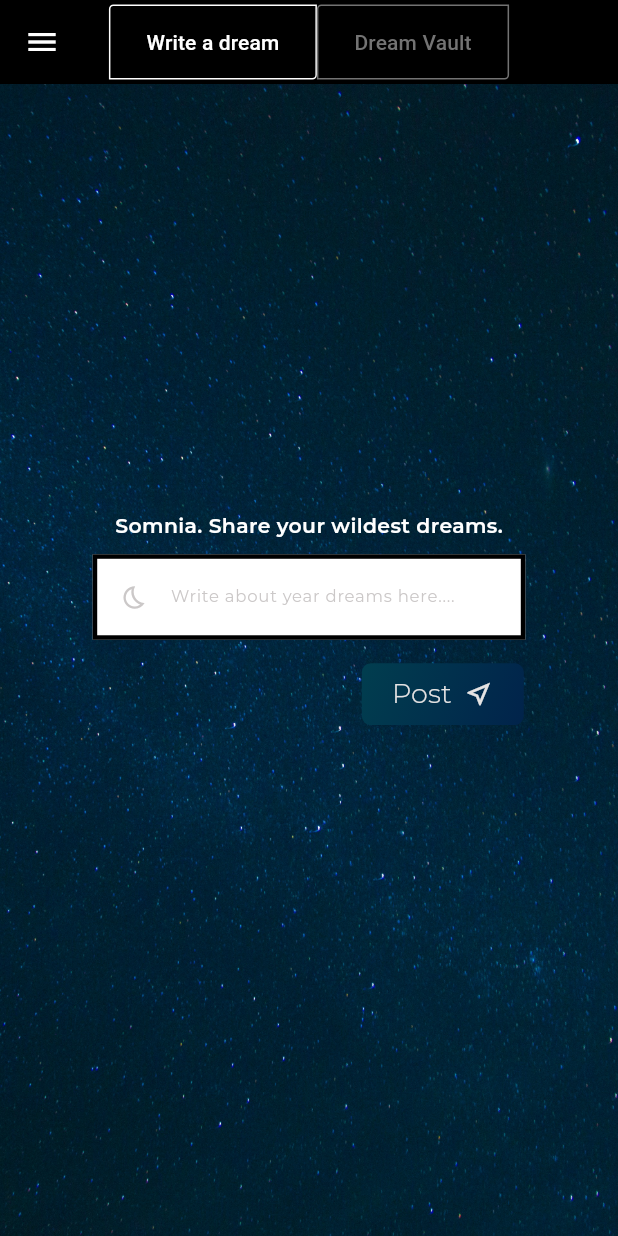
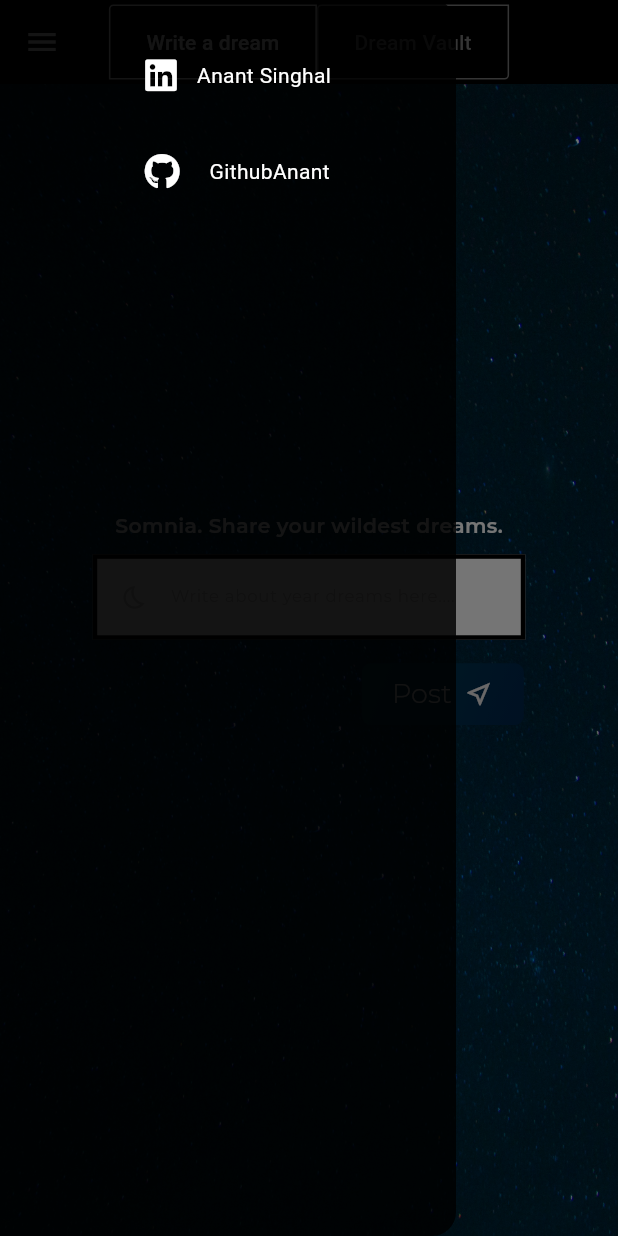
Before and after one commit to GithubAnant/Somnia, a Flutter app: the screen it shows after launch, after a tap on the "menu" icon, on a phone screen of 412 x 824 dp. Run offline on Flutter 3.47's test engine with Material 3 defaults, Android fonts, the phone set to English and light mode, and no system bars; our stand-ins replace font_awesome_flutter; project files that could hold a hidden picture were left out.

Commit message:
links added to sidebar

```diff
--- a/lib/appbar_button.dart
+++ b/lib/appbar_button.dart
@@ -1,5 +1,3 @@
-
-
 import 'package:flutter/material.dart';
 
 class AppBarButton extends StatelessWidget {
--- /dev/null
+++ b/lib/drawer_sidebar.dart
@@ -0,0 +1,66 @@
+import 'package:flutter/material.dart';
+import 'package:font_awesome_flutter/font_awesome_flutter.dart';
+import 'package:url_launcher/url_launcher.dart';
+
+class DrawerSidebar extends StatelessWidget {
+  const DrawerSidebar({super.key});
+
+  Future<void> _launchURL(String url) async {
+    final Uri uri = Uri.parse(url);
+    if (!await launchUrl(uri, mode: LaunchMode.externalApplication)) {
+      throw Exception('Could not launch $url');
+    }
+  }
+
+  @override
+  Widget build(BuildContext context) {
+    return Drawer(
+      backgroundColor: Color.fromRGBO(0, 0, 0, 0.827),
+      child: Center(
+        child: Column(
+          children: [
+            Container(
+              margin: EdgeInsets.only(top: 26, bottom: 8, left: 8, right: 8),
+              child: Row(
+                mainAxisAlignment: MainAxisAlignment.center,
+                children: [
+                  IconButton(
+                    onPressed: () {
+                      _launchURL(
+                        'https://www.linkedin.com/in/anant-singhal-linkdn/',
+                      );
+                    },
+                    icon: FaIcon(
+                      FontAwesomeIcons.linkedin,
+                      color: Colors.white,
+                    ),
+                  ),
+
+                  Text('Anant Singhal', style: TextStyle(color: Colors.white)),
+
+                ],
+              ),
+            ),
+
+            Container(
+              margin: EdgeInsets.all(8),
+              child: Row(
+                mainAxisAlignment: MainAxisAlignment.center,
+                children: [
+                  IconButton(
+                    onPressed: () {
+                      _launchURL('https://github.com/GithubAnant');
+                    },
+                    icon: FaIcon(FontAwesomeIcons.github, color: Colors.white),
+                  ),
+
+                  Text('  GithubAnant', style: TextStyle(color: Colors.white)),
+                ],
+              ),
+            ),
+          ],
+        ),
+      ),
+    );
+  }
+}
--- a/lib/write.dart
+++ b/lib/write.dart
@@ -1,7 +1,7 @@
-
 
 import 'package:flutter/material.dart';
 import 'package:somnia/appbar_button.dart';
+import 'package:somnia/drawer_sidebar.dart';
 import 'package:somnia/read.dart';
 import 'package:somnia/stack_write.dart';
 
@@ -23,13 +23,20 @@ class _WriteState extends State<Write> {
     return Scaffold(
       extendBodyBehindAppBar: true,
       appBar: AppBar(
-        leading: IconButton(
-          onPressed: () {},
-          icon: const Icon(Icons.menu),
-          color: Colors.white,
+        leading: Builder(
+          builder: (context) {
+            return IconButton(
+              onPressed: () {
+                Scaffold.of(context).openDrawer();
+              },
+              icon: const Icon(Icons.menu),
+              color: Colors.white,
+            );
+          }
         ),
         backgroundColor: const Color.fromARGB(255, 0, 0, 0),
         elevation: 0,
+
         title: Row(
           mainAxisSize: MainAxisSize.min,
           children: [
@@ -51,6 +58,8 @@ class _WriteState extends State<Write> {
         centerTitle: true,
       ),
 
+      drawer: DrawerSidebar(),
+
       body: const StackSomniaWrite(),
     );
   }
```
Also changed, not shown: lib/read.dart (+12 -5 lines).
